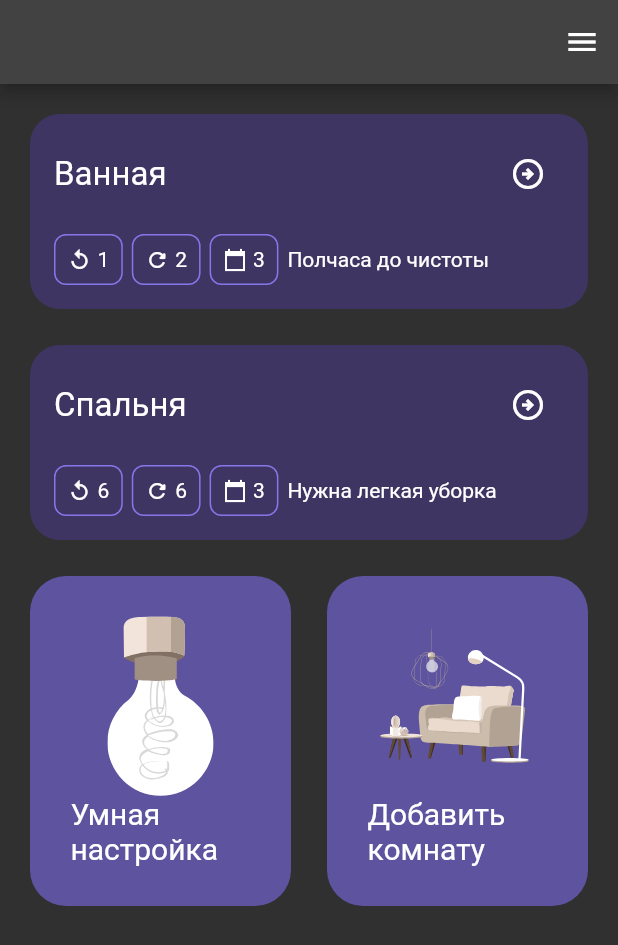
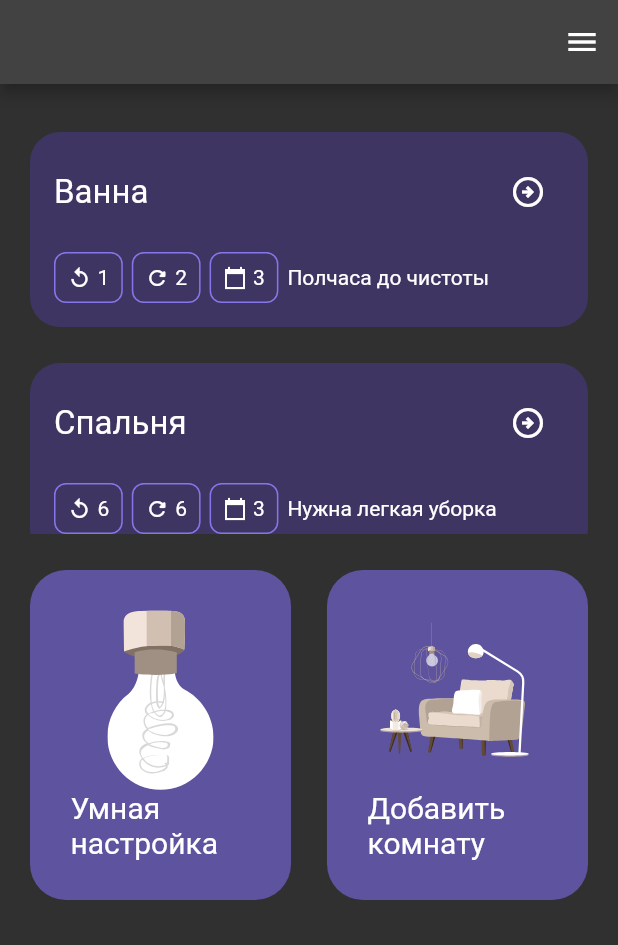
Before and after one commit to dyxonix/CleanApp-case-study, a Flutter app: the screen it shows after launch, on a phone screen of 412 x 824 dp. Shown: the top 945 px of the screen. Run offline on Flutter 3.47's test engine with Material 2 defaults, Android fonts, the phone set to English and light mode, and no system bars; our stand-ins replace flutter_svg, go_router.

Commit message:
feature:add task2-childScroll

```diff
--- a/lib/constants/router.dart
+++ b/lib/constants/router.dart
@@ -4,12 +4,14 @@ import 'package:task_app/features/task_2/presentation/task_2_screen.dart';
 
 abstract class AppRouterConstants {
   static List<GoRoute> get routes => [
-        GoRoute(path: _AppRouterPaths.task1, builder: (_, __) => const Task1Screen()),
-        GoRoute(path: _AppRouterPaths.task2, builder: (_, __) => const Task2Screen()),
+        // GoRoute(path: _AppRouterPaths.task1, builder: (_, __) => const Task1Screen()),
+        GoRoute(
+            path: _AppRouterPaths.task2,
+            builder: (_, __) => const Task2Screen()),
       ];
 }
 
 abstract class _AppRouterPaths {
-  static const String task1 = '/task1';
+  // static const String task1 = '/task1';
   static const String task2 = '/task2';
 }
--- /dev/null
+++ b/lib/features/task_2/presentation/location/location_card.dart
@@ -0,0 +1,50 @@
+import 'package:flutter/material.dart';
+import 'location_header.dart';
+import 'location_pins.dart';
+
+class LocationCard extends StatelessWidget {
+  final String locationTitle, time;
+  final List<String> numbers;
+
+  const LocationCard(
+      {Key? key,
+      required this.time,
+      required this.locationTitle,
+      required this.numbers})
+      : super(key: key);
+
+  @override
+  Widget build(BuildContext context) {
+    return Container(
+      padding: const EdgeInsets.all(16),
+      margin: const EdgeInsets.symmetric(vertical: 12),
+      decoration: const BoxDecoration(
+        color: Color(0xFF3E3562),
+        borderRadius: BorderRadius.all(Radius.circular(20)),
+      ),
+      child: Column(
+        children: [
+          LocationHeader(headerTitle: locationTitle),
+          Row(
+            children: [
+              LocationPins(iconPin: Icons.replay, numberPins: numbers[0]),
+              LocationPins(
+                  iconPin: Icons.refresh_rounded, numberPins: numbers[1]),
+              LocationPins(
+                  iconPin: Icons.calendar_today_sharp, numberPins: numbers[2]),
+              Expanded(
+                child: Text(
+                  time,
+                  style: const TextStyle(
+                    fontSize: 14,
+                    color: Colors.white,
+                  ),
+                ),
+              ),
+            ],
+          ),
+        ],
+      ),
+    );
+  }
+}
--- /dev/null
+++ b/lib/features/task_2/presentation/location/location_header.dart
@@ -0,0 +1,33 @@
+import 'package:flutter/material.dart';
+
+class LocationHeader extends StatelessWidget {
+  final String headerTitle;
+
+  const LocationHeader({super.key, required this.headerTitle});
+
+  @override
+  Widget build(BuildContext context) {
+    return Container(
+      margin: const EdgeInsets.only(bottom: 16),
+      decoration: const BoxDecoration(),
+      child: Row(
+        mainAxisSize: MainAxisSize.max,
+        mainAxisAlignment: MainAxisAlignment.spaceBetween,
+        children: [
+          Text(
+            headerTitle,
+            style: const TextStyle(
+              fontSize: 22,
+              color: Colors.white,
+            ),
+          ),
+          IconButton(
+            color: Colors.white,
+            onPressed: () {},
+            icon: const Icon(Icons.arrow_circle_right_outlined),
+          ),
+        ],
+      ),
+    );
+  }
+}
--- /dev/null
+++ b/lib/features/task_2/presentation/location/location_pins.dart
@@ -0,0 +1,41 @@
+import 'package:flutter/material.dart';
+
+class LocationPins extends StatelessWidget {
+  final String numberPins;
+  final IconData iconPin;
+
+  const LocationPins(
+      {super.key, required this.iconPin, required this.numberPins});
+
+  @override
+  Widget build(BuildContext context) {
+    return Container(
+      padding: const EdgeInsets.all(8),
+      margin: const EdgeInsets.only(right: 6),
+      decoration: BoxDecoration(
+          border: Border.all(color: const Color(0xFF8676E9), width: 1),
+          borderRadius: const BorderRadius.all(Radius.circular(8)),
+          shape: BoxShape.rectangle),
+      child: Row(
+        children: [
+          Icon(
+            iconPin,
+            size: 16,
+            color: Colors.white,
+          ),
+          const SizedBox(
+            width: 4,
+            height: 4,
+          ),
+          Text(
+            numberPins,
+            style: const TextStyle(
+              fontSize: 14,
+              color: Color.fromARGB(255, 255, 255, 255),
+            ),
+          ),
+        ],
+      ),
+    );
+  }
+}
--- /dev/null
+++ b/lib/features/task_2/presentation/room/room_card.dart
@@ -0,0 +1,34 @@
+import 'package:flutter/material.dart';
+import 'package:flutter_svg/svg.dart';
+
+class RoomCard extends StatelessWidget {
+  final String actionTitle, photo;
+
+  const RoomCard({super.key, required this.actionTitle, required this.photo});
+  @override
+  Widget build(BuildContext context) {
+    return Container(
+      padding: const EdgeInsets.all(27),
+      margin: const EdgeInsets.symmetric(vertical: 24),
+      decoration: const BoxDecoration(
+        color: Color(0xFF5D539F),
+        borderRadius: BorderRadius.all(Radius.circular(24)),
+      ),
+      child: Column(
+        children: [
+          SvgPicture.asset(
+            photo,
+            height: 120,
+          ),
+          Text(
+            actionTitle,
+            style: const TextStyle(
+              fontSize: 20,
+              color: Color.fromARGB(255, 255, 255, 255),
+            ),
+          ),
+        ],
+      ),
+    );
+  }
+}
--- a/lib/features/task_2/presentation/task_2_screen.dart
+++ b/lib/features/task_2/presentation/task_2_screen.dart
@@ -1,13 +1,59 @@
 import 'package:flutter/material.dart';
+import 'package:task_app/features/task_2/presentation/location/location_card.dart';
+import 'package:task_app/features/task_2/presentation/room/room_card.dart';
 
 class Task2Screen extends StatelessWidget {
   const Task2Screen({super.key});
 
   @override
   Widget build(BuildContext context) {
-    return const Scaffold(
-      body: Center(
-        child: Text('Task 2'),
+    return Container(
+      padding: const EdgeInsets.all(20),
+      child: Column(
+        children: [
+          SizedBox(
+            height: 280,
+            child: SingleChildScrollView(
+              child: Column(
+                children: List.generate(
+                  3,
+                  (index) => Column(
+                    children: const [
+                      LocationCard(
+                        locationTitle: 'Ванна',
+                        time: 'Полчаса до чистоты',
+                        numbers: ['1', '2', '3'],
+                      ),
+                      LocationCard(
+                        locationTitle: 'Спальня',
+                        time: 'Нужна легкая уборка',
+                        numbers: ['6', '6', '3'],
+                      ),
+                    ],
+                  ),
+                ),
+              ),
+            ),
+          ),
+          Row(
+            children: const [
+              Expanded(
+                child: RoomCard(
+                    actionTitle: 'Умная настройка',
+                    photo: 'assets/images/Lighter.svg'),
+              ),
+              SizedBox(
+                width: 24,
+                height: 24,
+              ),
+              Expanded(
+                child: RoomCard(
+                    actionTitle: 'Добавить комнату',
+                    photo: 'assets/images/Room.svg'),
+              ),
+            ],
+          )
+        ],
       ),
     );
   }
```
